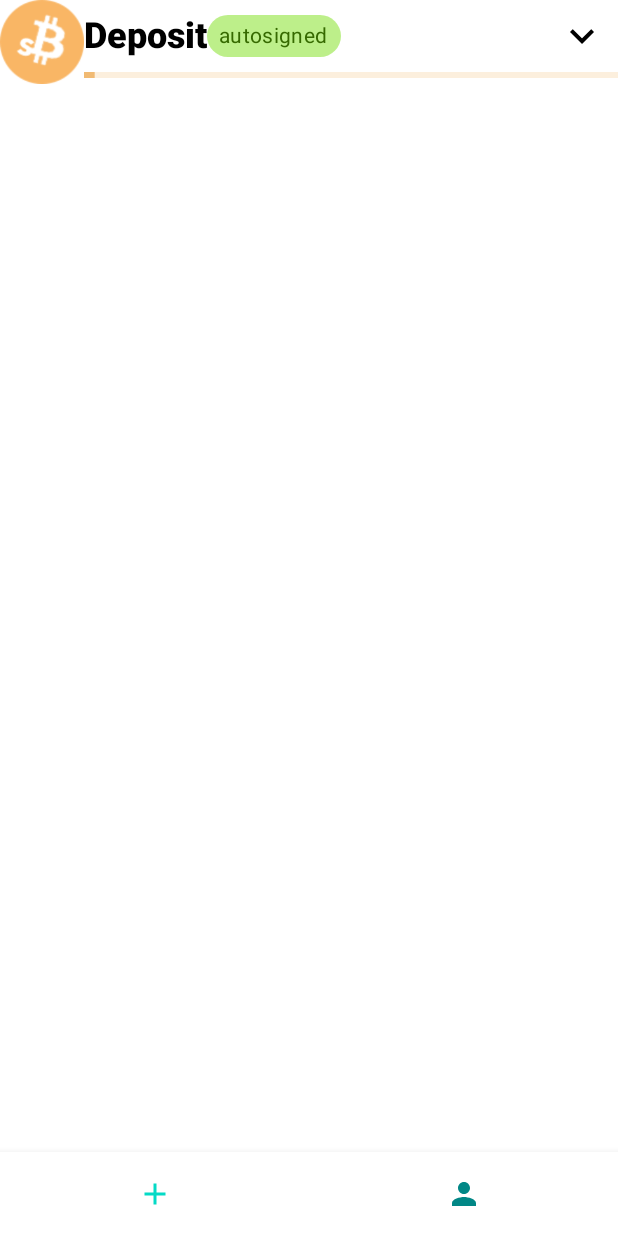
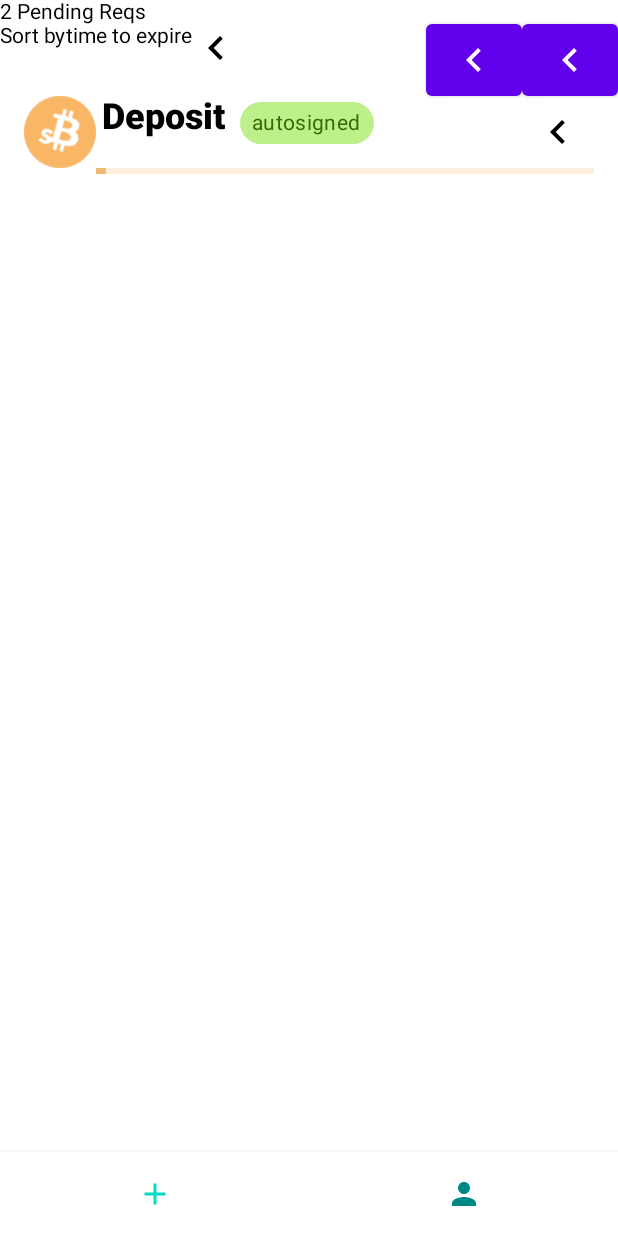
Before and after one commit to setzeus/STXSign, an Android app built with Jetpack Compose: the screen it shows after launch (MainActivity), after a tap on "open", on a phone screen of 412 x 824 dp. Run offline under Robolectric (Android 15) with nearby library versions, the phone set to English and light mode, and no system bars.

Commit message:
Row draft finished

```diff
--- a/app/src/main/java/com/example/stxsign/SignScreen.kt
+++ b/app/src/main/java/com/example/stxsign/SignScreen.kt
@@ -21,6 +21,7 @@ import androidx.compose.ui.draw.rotate
 import androidx.compose.ui.graphics.Color
 import androidx.compose.ui.graphics.RectangleShape
 import androidx.compose.ui.layout.ContentScale
+import androidx.compose.ui.layout.layout
 import androidx.compose.ui.res.colorResource
 import androidx.compose.ui.res.painterResource
 import androidx.compose.ui.text.font.FontStyle
@@ -43,36 +44,63 @@ fun SignScreen(navController: NavHostController, navBackStackEntry: NavBackStack
         modifier = Modifier.fillMaxSize(),
         color = MaterialTheme.colors.background
     ) {
-        Row(modifier = Modifier.fillMaxWidth()) {
+        Column() {
+            Text("2 Pending Reqs")
+            Row() {
+                Text("Sort by")
+                Text("time to expire")
+                Icon(
+                    Icons.Default.KeyboardArrowLeft,
+                    contentDescription = "open",
+                    modifier = Modifier.size(32.dp),
+                )
+                Spacer(Modifier.weight(1f))
+                Button(onClick = { /*TODO*/ }) {
+                    Icon(
+                        Icons.Default.KeyboardArrowLeft,
+                        contentDescription = "open",
+                        modifier = Modifier.size(32.dp),
+                    )
+                }
+                Button(onClick = { /*TODO*/ }) {
+                    Icon(
+                        Icons.Default.KeyboardArrowLeft,
+                        contentDescription = "open",
+                        modifier = Modifier.size(32.dp),
+                    )
+                }
+            }
+            Row(modifier = Modifier
+                .fillMaxWidth()
+                .padding(horizontal = 16.dp)) {
                 // sbtc or btc logo
                 Image(
                     painter = painterResource(id = R.drawable.sbtclogo),
                     contentDescription = "Restfully Placeholder Coach Image",
                     modifier = Modifier
-                    .size(56.dp)
+                        .size(48.dp)
                         .padding(0.dp),
                     contentScale = ContentScale.Fit
                 )
                 // Column containing detail row & slider row
-            Column {
-                Row(modifier = Modifier) {
-                    Text(text = "Deposit", fontSize = 24.sp, fontWeight = FontWeight.ExtraBold, modifier = Modifier.align(Alignment.CenterVertically))
-                    Row(
-                        modifier = Modifier
+                Column(modifier = Modifier) {
+                    Row(modifier = Modifier.fillMaxWidth().padding(start = 4.dp),
+                        verticalAlignment = Alignment.Top
+                    ) {
+                        Text(text = "Deposit", fontSize = 24.sp, fontWeight = FontWeight.ExtraBold, modifier = Modifier)
+                        Spacer(Modifier.weight(1f))
+                        Row(modifier = Modifier.padding(top = 4.dp)) {
+                            Row(modifier = Modifier
                                 .background(
                                     color = colorResource(id = R.color.green_tag_500).copy(alpha = .5f),
                                     shape = RoundedCornerShape(16.dp)
                                 )
                                 .padding(horizontal = 8.dp, vertical = 4.dp)
-                            .align(Alignment.CenterVertically)
                             ) {
-                        Text(
-                            text = "autosigned",
-                            color = colorResource(id = R.color.green_text_900),
-                            style = MaterialTheme.typography.body2
-                        )
+                                Text(text = "autosigned", color = colorResource(id = R.color.green_text_900), style = MaterialTheme.typography.body2)
                             }
-                    Spacer(modifier = Modifier.weight(1f))
+                        }
+                        Spacer(Modifier.weight(10f))
                         ClearButton(onClick = { /* Handle button click */ })
                     }
                     SigningProgressBar()
@@ -80,25 +108,27 @@ fun SignScreen(navController: NavHostController, navBackStackEntry: NavBackStack
             }
         }
     }
+}
 
 @Composable
 fun ClearButton(onClick: () -> Unit) {
-    var rotationAngle by remember { mutableStateOf(0f) }
     var rotated by remember { mutableStateOf(false) }
 
-    IconButton(onClick = {
+    IconButton(
+        onClick = {
+            rotated = !rotated
             onClick()
-        if (rotated) {
-            rotationAngle = (rotationAngle + 90 % 360)
-            rotated = false
-        } else {
-            rotationAngle = (rotationAngle - 90 % 360)
-            rotated = true
-        }
-    }, modifier = Modifier.size(48.dp).rotate(rotationAngle.toFloat())) {
-        Icon(Icons.Default.KeyboardArrowLeft, contentDescription = "open", modifier = Modifier.size(32.dp))
+        },
+        modifier = Modifier.rotate(if (rotated) -90f else 0f)
+    ) {
+        Icon(
+            Icons.Default.KeyboardArrowLeft,
+            contentDescription = "open",
+            modifier = Modifier.size(32.dp),
+        )
     }
 }
+
 
 @Composable
 fun SigningProgressBar() {
```
Lines whose indentation alone changed are shown as unchanged.
